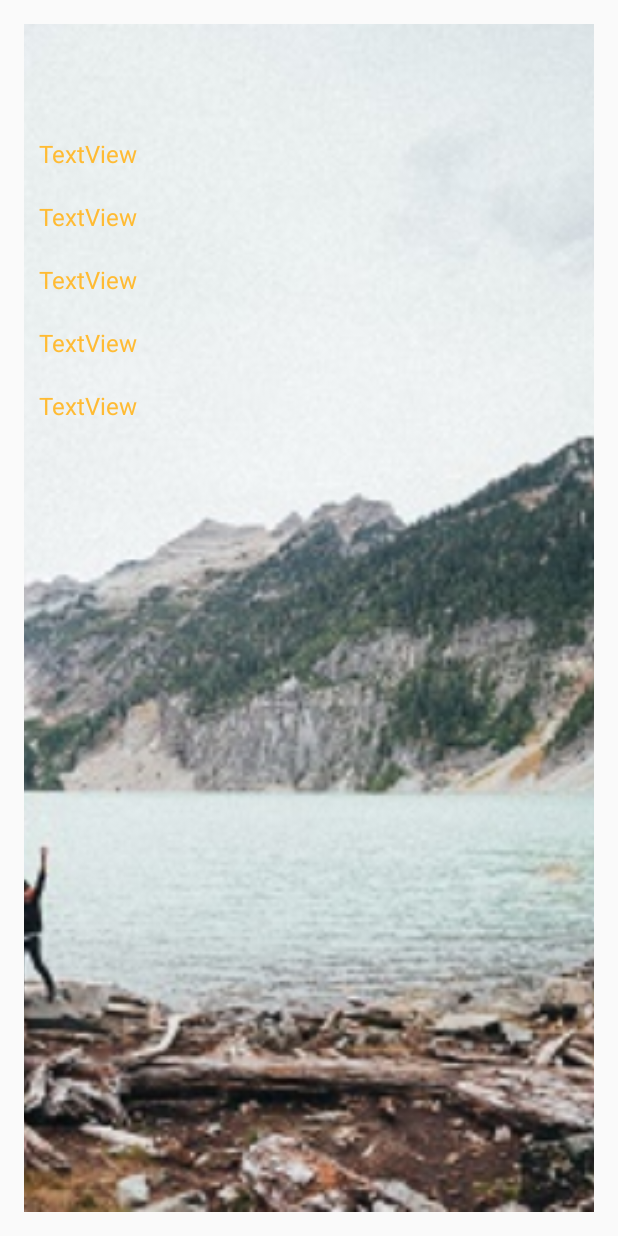
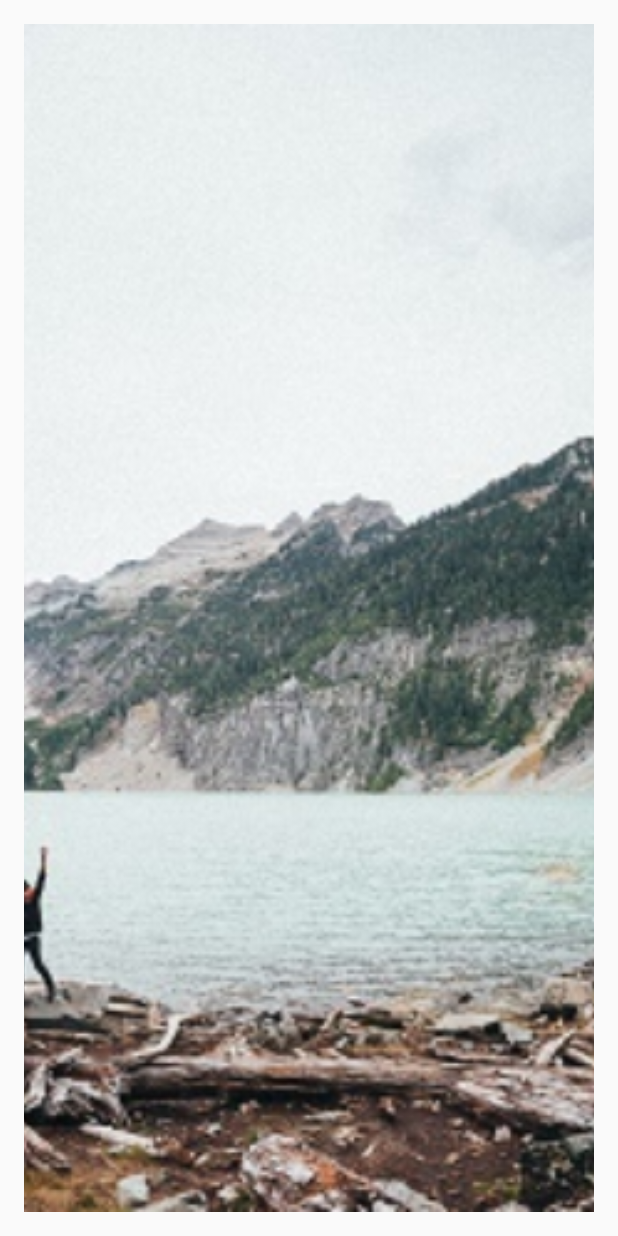
Before and after one commit to garfieldchou/HikersWatch, an Android app: the layout activity_main.xml on its own in the app's theme, with its tools: preview values and no code run, on a phone screen of 412 x 824 dp. Run offline under Robolectric (Android 15) with nearby library versions, the phone set to English and light mode, and no system bars.

Commit message:
remove initial Text and change text color to red

```diff
--- a/app/src/main/res/layout/activity_main.xml
+++ b/app/src/main/res/layout/activity_main.xml
@@ -29,48 +29,43 @@
         android:layout_marginTop="65dp">
 
         <TextView
-            android:text="TextView"
             android:layout_width="wrap_content"
             android:layout_height="wrap_content"
             android:id="@+id/latitudeTextView"
             android:textSize="16sp"
-            android:textColor="#ffffbb33"
+            android:textColor="#ffff4444"
             android:padding="10dp" />
 
         <TextView
-            android:text="TextView"
             android:layout_width="wrap_content"
             android:layout_height="wrap_content"
             android:id="@+id/longitudeTextView"
             android:textSize="16sp"
-            android:textColor="#ffffbb33"
+            android:textColor="#ffff4444"
             android:padding="10dp" />
 
         <TextView
-            android:text="TextView"
             android:layout_width="wrap_content"
             android:layout_height="wrap_content"
             android:id="@+id/accuracyTextView"
             android:textSize="16sp"
-            android:textColor="#ffffbb33"
+            android:textColor="#ffff4444"
             android:padding="10dp" />
 
         <TextView
-            android:text="TextView"
             android:layout_width="wrap_content"
             android:layout_height="wrap_content"
             android:id="@+id/altitudeTextView"
             android:textSize="16sp"
-            android:textColor="#ffffbb33"
+            android:textColor="#ffff4444"
             android:padding="10dp" />
 
         <TextView
-            android:text="TextView"
             android:layout_width="wrap_content"
             android:layout_height="wrap_content"
             android:id="@+id/addressTextView"
             android:textSize="16sp"
-            android:textColor="#ffffbb33"
+            android:textColor="#ffff4444"
             android:padding="10dp" />
 
 
```
